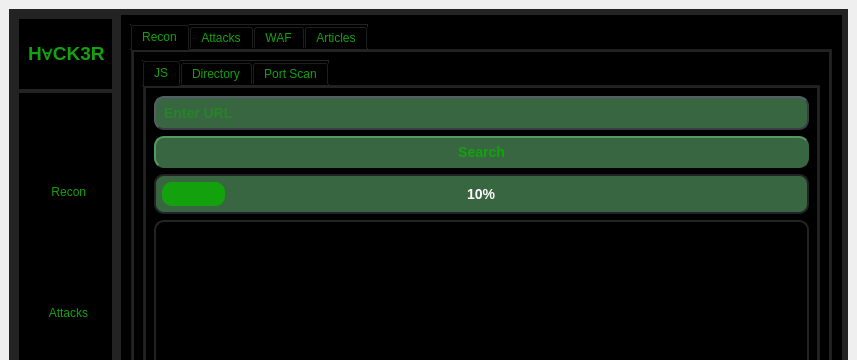
Qt form GUI/app.ui (Graduti0n-Pr0ject/pen-testing-Program) before a commit; both pictures show x 0 to 857 and y 0 to 360 of the 857 by 683 pixel window.
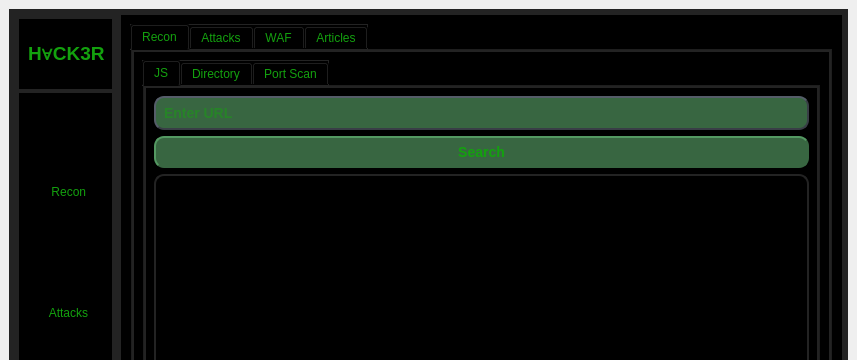
The same form after that commit. The open tabs and pages were chosen to show the change. Icons and pictures are not drawn.

What changed in the file:
```diff
--- a/GUI/app.ui
+++ b/GUI/app.ui
@@ -432,29 +432,7 @@
                    </widget>
                   </item>
                   <item row="2" column="0">
-                   <widget class="QProgressBar" name="progressBar1">
-                    <property name="cursor">
-                     <cursorShape>WaitCursor</cursorShape>
-                    </property>
-                    <property name="styleSheet">
-                     <string notr="true">background-color: rgb(56, 102, 65);
-color: white;
-border-width: 2px;
-border-radius: 10px;
-font: bold 14px;
-min-width: 10em;
-padding: 6px;</string>
-                    </property>
-                    <property name="value">
-                     <number>10</number>
-                    </property>
-                    <property name="textDirection">
-                     <enum>QProgressBar::TopToBottom</enum>
-                    </property>
-                   </widget>
-                  </item>
-                  <item row="3" column="0">
-                   <widget class="QListView" name="listView">
+                   <widget class="QListWidget" name="listWidget">
                     <property name="styleSheet">
                      <string notr="true">background-color: black;
 color:rgb(19, 161, 14);
```
Left out of the diff: 29 changed lines with no effect on the pictures.
